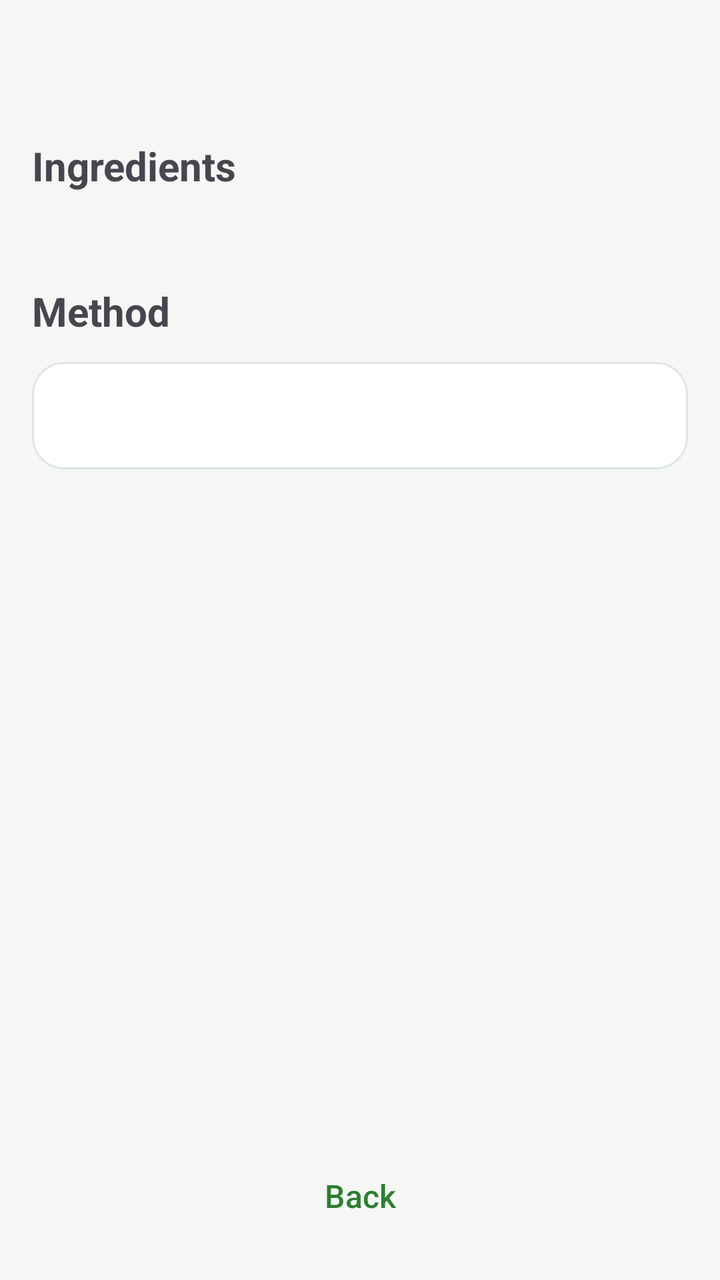
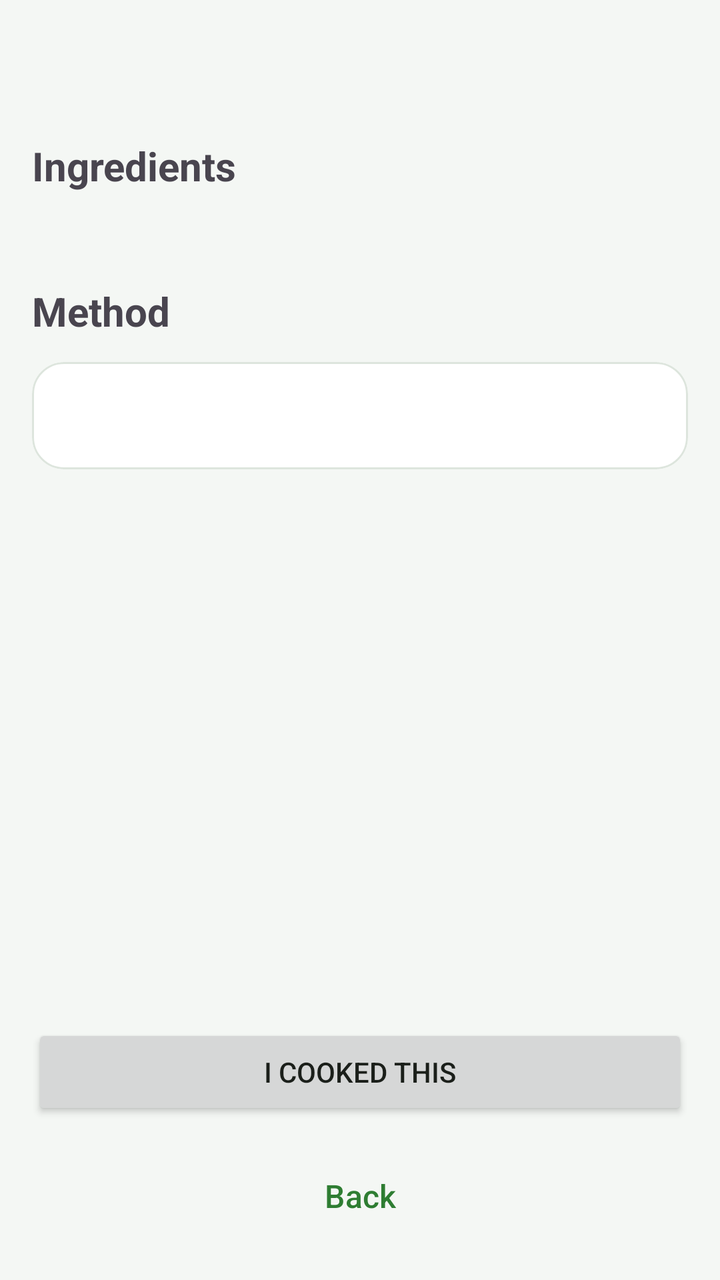

Two renders of the same Android screen: before a commit and after it. Below are the layout's source before the change and the commit's diff.
<!-- AndroidManifest.xml: application theme Theme.SmartPantryManager -->
<!-- res/layout/activity_recipe_detail.xml -->
<?xml version="1.0" encoding="utf-8"?>
<LinearLayout xmlns:android="http://schemas.android.com/apk/res/android"
    android:layout_width="match_parent"
    android:layout_height="match_parent"
    android:background="@color/card_bg"
    android:fitsSystemWindows="true"
    android:orientation="vertical">

    <LinearLayout
        android:layout_width="match_parent"
        android:layout_height="0dp"
        android:layout_weight="1"
        android:background="@color/bg_page"
        android:orientation="vertical"
        android:padding="@dimen/space_page">

        <ScrollView
            android:layout_width="match_parent"
            android:layout_height="0dp"
            android:layout_weight="1">

            <LinearLayout
                android:layout_width="match_parent"
                android:layout_height="wrap_content"
                android:orientation="vertical">

                <TextView
                    android:id="@+id/recipeNameText"
                    android:layout_width="match_parent"
                    android:layout_height="wrap_content"
                    android:paddingBottom="@dimen/space_page"
                    style="@style/TextTitle" />

                <TextView
                    android:layout_width="match_parent"
                    android:layout_height="wrap_content"
                    android:text="Ingredients"
                    style="@style/TextHeading" />

                <TextView
                    android:id="@+id/summaryText"
                    android:layout_width="match_parent"
                    android:layout_height="wrap_content"
                    android:paddingTop="@dimen/space_small"
                    android:paddingBottom="@dimen/space_card_gap"
                    android:textColor="@color/text_secondary"
                    style="@style/TextBody" />

                <LinearLayout
                    android:id="@+id/ingredientsContainer"
                    android:layout_width="match_parent"
                    android:layout_height="wrap_content"
                    android:orientation="vertical" />

                <TextView
                    android:layout_width="match_parent"
                    android:layout_height="wrap_content"
                    android:paddingTop="@dimen/space_medium"
                    android:paddingBottom="@dimen/space_card_gap"
                    android:text="Method"
                    style="@style/TextHeading" />

                <com.google.android.material.card.MaterialCardView
                    android:layout_width="match_parent"
                    android:layout_height="wrap_content"
                    style="@style/AppCard">

                    <TextView
                        android:id="@+id/stepsText"
                        android:layout_width="match_parent"
                        android:layout_height="wrap_content"
                        android:lineSpacingExtra="@dimen/space_small"
                        android:padding="@dimen/space_card_padding"
                        style="@style/TextBody" />

                </com.google.android.material.card.MaterialCardView>

            </LinearLayout>
        </ScrollView>

        <Button
            android:id="@+id/backButton"
            android:layout_width="match_parent"
            android:layout_height="wrap_content"
            android:layout_marginTop="@dimen/space_card_gap"
            android:text="Back"
            style="@style/AppButtonOutlined" />

    </LinearLayout>
</LinearLayout>
<!-- resources referenced by this layout -->
<resources>
  <color name="bg_page">#F4F7F4</color>
  <color name="card_bg">#FFFFFF</color>
  <color name="text_secondary">#5C685C</color>
  <dimen name="space_card_gap">12dp</dimen>
  <dimen name="space_card_padding">16dp</dimen>
  <dimen name="space_medium">8dp</dimen>
  <dimen name="space_page">16dp</dimen>
  <dimen name="space_small">4dp</dimen>
  <style name="AppButtonOutlined" parent="Widget.Material3.Button.OutlinedButton">
          <item name="strokeColor">@color/accent</item>
          <item name="strokeWidth">@dimen/card_stroke</item>
          <item name="android:textColor">@color/accent</item>
          <item name="android:textSize">@dimen/text_button</item>
          <item name="android:minHeight">@dimen/button_height</item>
          <item name="cornerRadius">@dimen/button_corner</item>
      </style>
  <style name="AppCard" parent="Widget.Material3.CardView.Filled">
          <item name="cardBackgroundColor">@color/card_bg</item>
          <item name="cardCornerRadius">@dimen/card_corner</item>
          <item name="cardElevation">@dimen/card_elevation</item>
          <item name="strokeColor">@color/card_border</item>
          <item name="strokeWidth">@dimen/card_stroke</item>
      </style>
  <style name="TextBody">
          <item name="android:textSize">@dimen/text_body</item>
      </style>
  <style name="TextHeading">
          <item name="android:textSize">@dimen/text_heading</item>
          <item name="android:textStyle">bold</item>
      </style>
  <style name="TextTitle">
          <item name="android:textSize">@dimen/text_title</item>
          <item name="android:textStyle">bold</item>
      </style>
  <style name="Theme.SmartPantryManager" parent="Base.Theme.SmartPantryManager" />
  <color name="accent">#2E7D32</color>
  <dimen name="card_stroke">1dp</dimen>
  <dimen name="text_button">16sp</dimen>
  <dimen name="button_height">52dp</dimen>
  <dimen name="button_corner">28dp</dimen>
  <dimen name="card_corner">16dp</dimen>
  <dimen name="card_elevation">0dp</dimen>
  <color name="card_border">#DDE5DD</color>
  <dimen name="text_body">16sp</dimen>
  <dimen name="text_heading">20sp</dimen>
  <dimen name="text_title">28sp</dimen>
  <style name="Base.Theme.SmartPantryManager" parent="Theme.Material3.Light.NoActionBar">
          <item name="colorPrimary">@color/accent</item>
          <item name="colorOnPrimary">@color/on_accent</item>
          <item name="colorSurface">@color/card_bg</item>
          <item name="colorOnSurface">@color/text_primary</item>
          <item name="colorOnSurfaceVariant">@color/text_secondary</item>
          <item name="colorSurfaceContainer">@color/card_bg</item>
          <item name="colorSecondaryContainer">@color/tag_accent_bg</item>
          <item name="colorOnSecondaryContainer">@color/accent</item>
          <item name="android:colorBackground">@color/bg_page</item>
          <item name="android:windowBackground">@color/bg_page</item>
          <item name="android:textColorPrimary">@color/text_primary</item>
          <item name="android:textColorSecondary">@color/text_secondary</item>
          <item name="android:statusBarColor">@color/card_bg</item>
          <item name="android:navigationBarColor">@color/card_bg</item>
          <item name="android:windowLightStatusBar">true</item>
          <item name="elevationOverlayEnabled">false</item>
          <item name="materialButtonStyle">@style/AppButton</item>
          <item name="materialButtonOutlinedStyle">@style/AppButtonOutlined</item>
      </style>
  <color name="on_accent">#FFFFFF</color>
  <color name="text_primary">#1B1F1A</color>
  <color name="tag_accent_bg">#DDF0DE</color>
  <style name="AppButton" parent="Widget.Material3.Button">
          <item name="backgroundTint">@color/accent</item>
          <item name="android:textColor">@color/on_accent</item>
          <item name="android:textSize">@dimen/text_button</item>
          <item name="android:minHeight">@dimen/button_height</item>
          <item name="cornerRadius">@dimen/button_corner</item>
      </style>
</resources>

<!-- the commit's change to res/layout/activity_recipe_detail.xml (unified diff, before → after) -->
@@ -79,6 +79,13 @@
         </ScrollView>
 
         <Button
+            android:id="@+id/cookButton"
+            android:layout_width="match_parent"
+            android:layout_height="wrap_content"
+            android:layout_marginTop="@dimen/space_card_gap"
+            android:text="I cooked this" />
+
+        <Button
             android:id="@+id/backButton"
             android:layout_width="match_parent"
             android:layout_height="wrap_content"
<!-- resource entries referenced after the edit -->
@@ -70,8 +70,8 @@
   <color name="text_primary">#1B1F1A</color>
   <color name="tag_accent_bg">#DDF0DE</color>
   <style name="AppButton" parent="Widget.Material3.Button">
-          <item name="backgroundTint">@color/accent</item>
-          <item name="android:textColor">@color/on_accent</item>
+          <item name="backgroundTint">@color/button_tint</item>
+          <item name="android:textColor">@color/button_text</item>
           <item name="android:textSize">@dimen/text_button</item>
           <item name="android:minHeight">@dimen/button_height</item>
           <item name="cornerRadius">@dimen/button_corner</item>
